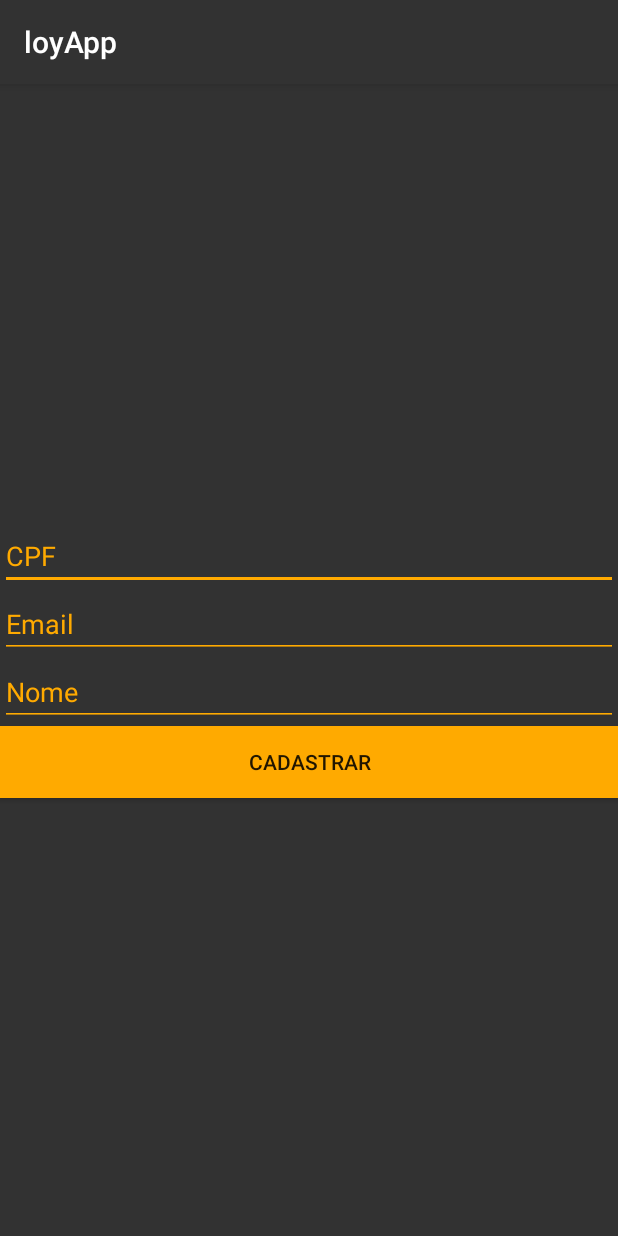
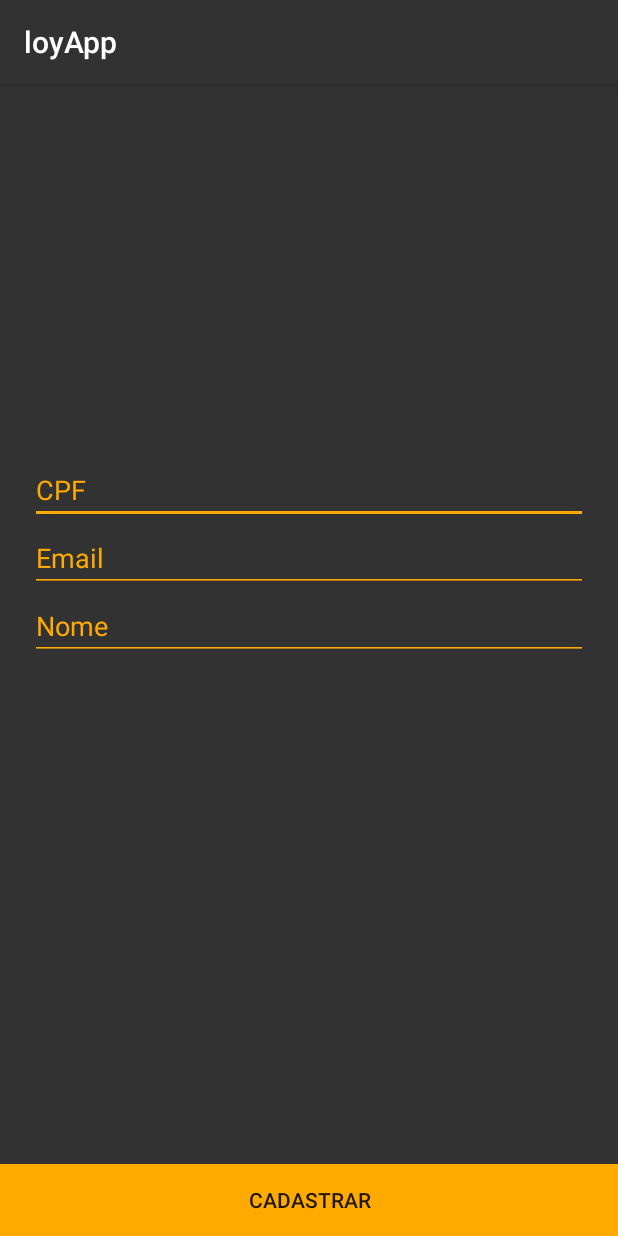
Before and after one commit to dmscn/hackthon-cielo, an Android app: the CadActivity screen opened directly, with no data from a screen before it, on a phone screen of 412 x 824 dp. Run offline under Robolectric (Android 15) with nearby library versions, the phone set to English and light mode, and no system bars.

Commit message:
design melhorado

```diff
--- a/app/src/main/res/layout/activity_cad.xml
+++ b/app/src/main/res/layout/activity_cad.xml
@@ -1,9 +1,19 @@
 <?xml version="1.0" encoding="utf-8"?>
-<RelativeLayout xmlns:android="http://schemas.android.com/apk/res/android"
+<LinearLayout xmlns:android="http://schemas.android.com/apk/res/android"
     android:layout_width="match_parent"
     android:layout_height="match_parent"
-    android:gravity="center"
+    android:orientation="vertical"
+    android:weightSum="2"
     android:background="@color/colorPrimary">
+
+    <LinearLayout
+        android:layout_width="match_parent"
+        android:layout_height="match_parent"
+        android:paddingLeft="20dp"
+        android:paddingRight="20dp"
+        android:layout_weight="1"
+        android:orientation="vertical"
+        android:gravity="bottom">
 
         <EditText
             android:id="@+id/edtCadCPF"
@@ -31,6 +41,15 @@
             android:backgroundTint="@color/colorAccent"
             android:textColorHint="@color/colorAccent" />
 
+    </LinearLayout>
+
+    <LinearLayout
+        android:layout_width="match_parent"
+        android:layout_height="match_parent"
+        android:layout_weight="1"
+        android:orientation="vertical"
+        android:gravity="bottom">
+
         <Button
             android:id="@+id/btnCad"
             android:layout_width="match_parent"
@@ -39,4 +58,10 @@
             android:text="@string/txtCad"
             android:background="@color/colorAccent"/>
 
-</RelativeLayout>
+    </LinearLayout>
+
+
+
+
+
+</LinearLayout>
```
Also changed, not shown: app/src/main/res/layout/activity_add_check.xml (+22 -2 lines), app/src/main/res/layout/activity_cartao.xml (+29 -3 lines), app/src/main/res/layout/activity_consulta.xml (+25 -3 lines), app/src/main/res/layout/activity_main.xml (+31 -4 lines), app/src/main/res/layout/activity_pontos.xml (+25 -3 lines). Lines whose indentation alone changed are shown as unchanged.
